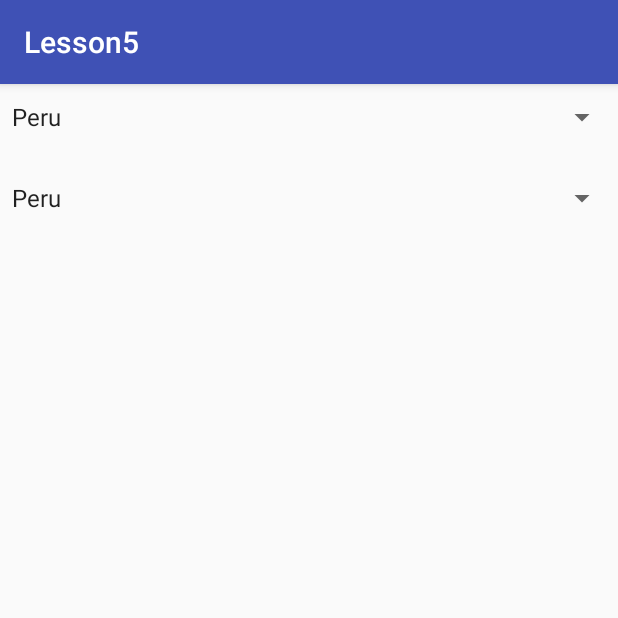
After one commit to BelatrixTraining/Android-Fundamentals, an Android app: the SpinnerActivity screen opened directly, with no data from a screen before it, on a phone screen of 412 x 824 dp, the top half of it. The commit adds this screen. Run offline under Robolectric (Android 15) with nearby library versions, the phone set to English and light mode, and no system bars.

Commit message:
SpinnerExample

```diff
--- a/Lesson5/app/src/main/AndroidManifest.xml
+++ b/Lesson5/app/src/main/AndroidManifest.xml
@@ -23,6 +23,7 @@
         <activity android:name=".arrayAdapter.ArrayAdapterActivity" />
         <activity android:name=".cursoradapter.CursorAdapterActivity" />
         <activity android:name=".simpleadapter.SimpleAdapterActivity" />
+        <activity android:name=".spinner.SpinnerActivity" />
     </application>
 
 </manifest>
--- /dev/null
+++ b/Lesson5/app/src/main/java/com/bx/android/lesson5/spinner/SpinnerActivity.java
@@ -0,0 +1,48 @@
+package com.bx.android.lesson5.spinner;
+
+import android.os.Bundle;
+import android.support.annotation.Nullable;
+import android.support.v7.app.AppCompatActivity;
+import android.view.View;
+import android.widget.AdapterView;
+import android.widget.ArrayAdapter;
+import android.widget.Spinner;
+import android.widget.Toast;
+
+import com.bx.android.lesson5.R;
+
+/**
+ * Created by pjohnson on 25/01/17.
+ */
+
+public class SpinnerActivity extends AppCompatActivity {
+
+    @Override
+    protected void onCreate(@Nullable Bundle savedInstanceState) {
+        super.onCreate(savedInstanceState);
+        setContentView(R.layout.activity_spinner);
+        final Spinner dropDownSpinner = (Spinner) findViewById(R.id.dropDownSpinner);
+        ArrayAdapter<CharSequence> adapter = ArrayAdapter.createFromResource(this,
+                R.array.countries, android.R.layout.simple_spinner_item);
+        adapter.setDropDownViewResource(android.R.layout.simple_spinner_dropdown_item);
+        dropDownSpinner.setAdapter(adapter);
+        dropDownSpinner.setOnItemSelectedListener(new AdapterView.OnItemSelectedListener() {
+            @Override
+            public void onItemSelected(AdapterView<?> parent, View view, int position, long id) {
+                Toast.makeText(SpinnerActivity.this, dropDownSpinner.getSelectedItem().toString(), Toast.LENGTH_SHORT).show();
+            }
+
+            @Override
+            public void onNothingSelected(AdapterView<?> parent) {
+                Toast.makeText(SpinnerActivity.this, "Nada fue seleccionado", Toast.LENGTH_SHORT).show();
+
+            }
+        });
+
+
+        Spinner dialogSpinner = (Spinner) findViewById(R.id.dialogSpinner);
+        dialogSpinner.setAdapter(adapter);
+    }
+
+    //para el placeholder http://stackoverflow.com/questions/867518/how-to-make-an-android-spinner-with-initial-text-select-one
+}
--- /dev/null
+++ b/Lesson5/app/src/main/res/layout/activity_spinner.xml
@@ -0,0 +1,21 @@
+<?xml version="1.0" encoding="utf-8"?>
+<LinearLayout xmlns:android="http://schemas.android.com/apk/res/android"
+    android:layout_width="match_parent"
+    android:layout_height="match_parent"
+    android:orientation="vertical">
+
+    <Spinner
+        android:id="@+id/dropDownSpinner"
+        android:layout_width="match_parent"
+        android:layout_height="wrap_content"
+        android:layout_marginTop="10dp"
+        android:spinnerMode="dropdown" />
+
+    <Spinner
+        android:id="@+id/dialogSpinner"
+        android:layout_width="match_parent"
+        android:layout_height="wrap_content"
+        android:layout_marginTop="30dp"
+
+        android:spinnerMode="dialog" />
+</LinearLayout>
--- a/Lesson5/app/src/main/res/values/arrays.xml
+++ b/Lesson5/app/src/main/res/values/arrays.xml
@@ -6,7 +6,7 @@
         <item>SimpleAdapter</item>
         <item>CursorAdapter</item>
         <item>ViewHolder</item>
-        <item>SpinnerAdapter</item>
+        <item>Spinner</item>
     </string-array>
 
     <string-array name="activities">
@@ -15,7 +15,7 @@
         <item>.simpleadapter.SimpleAdapterActivity</item>
         <item>.cursoradapter.CursorAdapterActivity</item>
         <item>.viewholder.ViewHolderActivity</item>
-        <item>.SpinnerAdapterActivity</item>
+        <item>.spinner.SpinnerActivity</item>
     </string-array>
 
     <string-array name="lorem">
```
